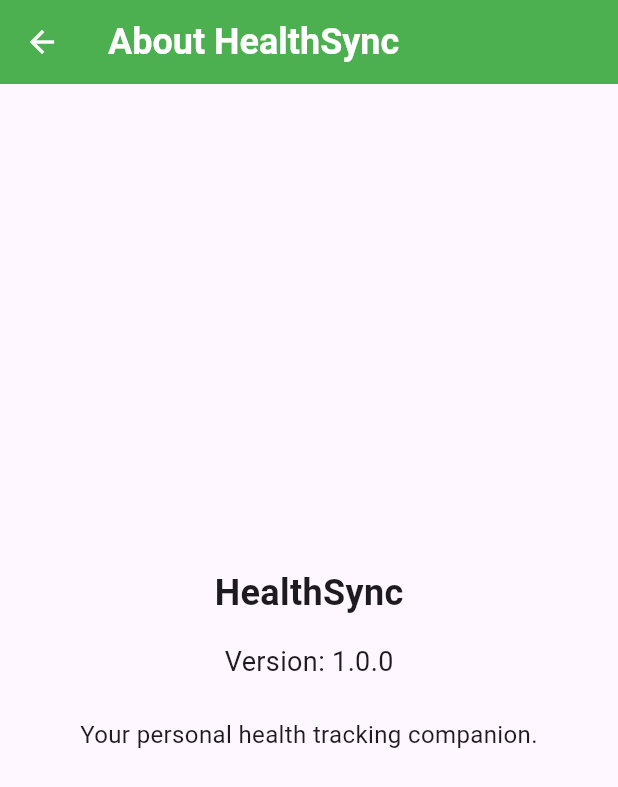
After one commit to KooshaPari/hoohacks, a Flutter app: the AboutPage screen opened directly, on a phone screen of 412 x 824 dp. The commit adds this screen. Shown: the top 787 px of the screen. Run offline on Flutter 3.47's test engine with Material 3 defaults, Android fonts, the light colour scheme and no system bars; our stand-ins replace fl_chart; missing offline and left inert: health.

Commit message:
added setting, about pages

```diff
--- /dev/null
+++ b/healthsync/lib/src/pages/about_page.dart
@@ -0,0 +1,51 @@
+import 'package:flutter/material.dart';
+
+class AboutPage extends StatelessWidget {
+  const AboutPage({super.key});
+
+  @override
+  Widget build(BuildContext context) {
+    // In a real app, you might fetch this dynamically from pubspec.yaml
+    const String appVersion = '1.0.0'; // Placeholder version
+
+    return Scaffold(
+      appBar: AppBar(
+        title: const Text('About HealthSync'),
+        backgroundColor: Colors.green, // Consistent AppBar color
+        titleTextStyle: const TextStyle(
+          fontSize: 24,
+          color: Colors.white,
+          fontWeight: FontWeight.bold,
+        ),
+        iconTheme: const IconThemeData(
+          color: Colors.white, // Set back button color to white
+        ),
+      ),
+      body: Center(
+        child: Padding(
+          padding: const EdgeInsets.all(16.0),
+          child: Column(
+            mainAxisAlignment: MainAxisAlignment.center,
+            children: <Widget>[
+              const Text(
+                'HealthSync',
+                style: TextStyle(fontSize: 24, fontWeight: FontWeight.bold),
+              ),
+              const SizedBox(height: 16),
+              const Text(
+                'Version: $appVersion', // Use the constant here
+                style: TextStyle(fontSize: 18),
+              ),
+              const SizedBox(height: 24),
+              const Text(
+                'Your personal health tracking companion.',
+                style: TextStyle(fontSize: 16),
+                textAlign: TextAlign.center,
+              ),
+            ],
+          ),
+        ),
+      ),
+    );
+  }
+}
--- a/healthsync/lib/src/pages/create_account_page.dart
+++ b/healthsync/lib/src/pages/create_account_page.dart
@@ -7,9 +7,11 @@ class CreateAccountPage extends StatelessWidget {
   void _createAccountAndNavigate(BuildContext context) {
     // In a real app, you would handle account creation logic here.
     // For this dummy page, we just navigate to the main app page.
+    // Pass a dummy email for created accounts
+    const dummyEmail = 'created@account.com';
     Navigator.pushAndRemoveUntil(
       context,
-      MaterialPageRoute(builder: (context) => const NavBarController()),
+      MaterialPageRoute(builder: (context) => NavBarController(email: dummyEmail)),
       (Route<dynamic> route) => false, // Remove all previous routes
     );
   }
--- a/healthsync/lib/src/pages/entry_page.dart
+++ b/healthsync/lib/src/pages/entry_page.dart
@@ -107,7 +107,7 @@ class _EntryPageState extends State<EntryPage> {
               TextFormField(
                 controller: _symptomsController,
                 decoration: const InputDecoration(
-                  labelText: 'Headache:7, Fatigue:5',
+                  labelText: 'Enter symptoms following this format - Headache:7, Fatigue:5',
                   border: OutlineInputBorder(),
                 ),
                 validator: (value) {
--- a/healthsync/lib/src/pages/login_page.dart
+++ b/healthsync/lib/src/pages/login_page.dart
@@ -24,10 +24,10 @@ class _LoginPageState extends State<LoginPage> {
         setState(() {
           _errorMessage = null;
         });
-        // Navigate to the main app page (NavBarController)
+        // Navigate to the main app page (NavBarController) and pass email
         Navigator.pushReplacement(
           context,
-          MaterialPageRoute(builder: (context) => const NavBarController()),
+          MaterialPageRoute(builder: (context) => NavBarController(email: email)),
         );
       } else {
         setState(() {
```
Also changed, not shown: healthsync/lib/main.dart (+30 -4 lines), healthsync/lib/src/pages/settings_page.dart (+63 -4 lines).
